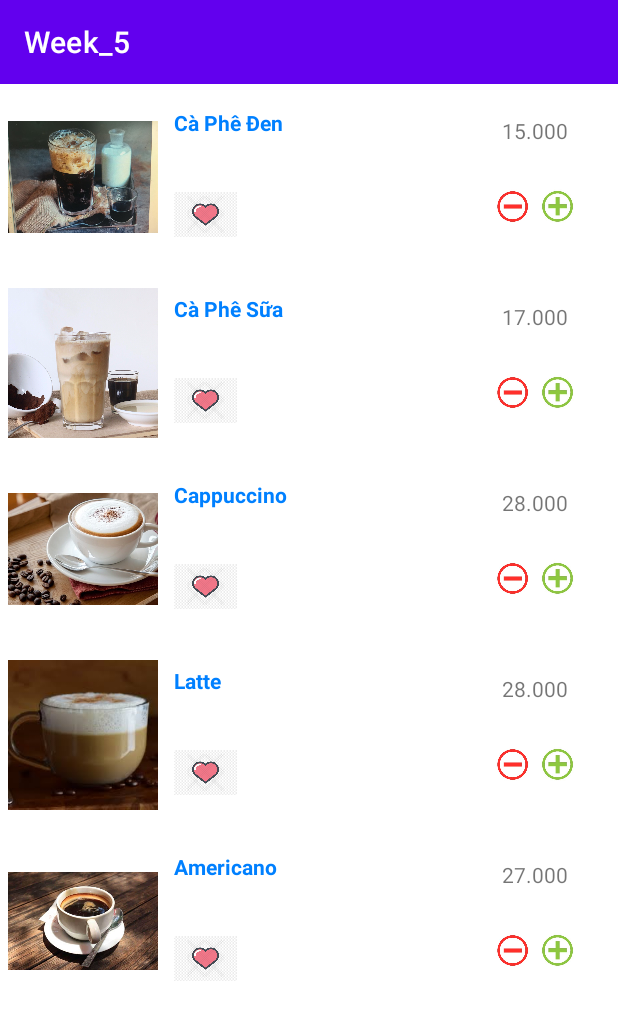
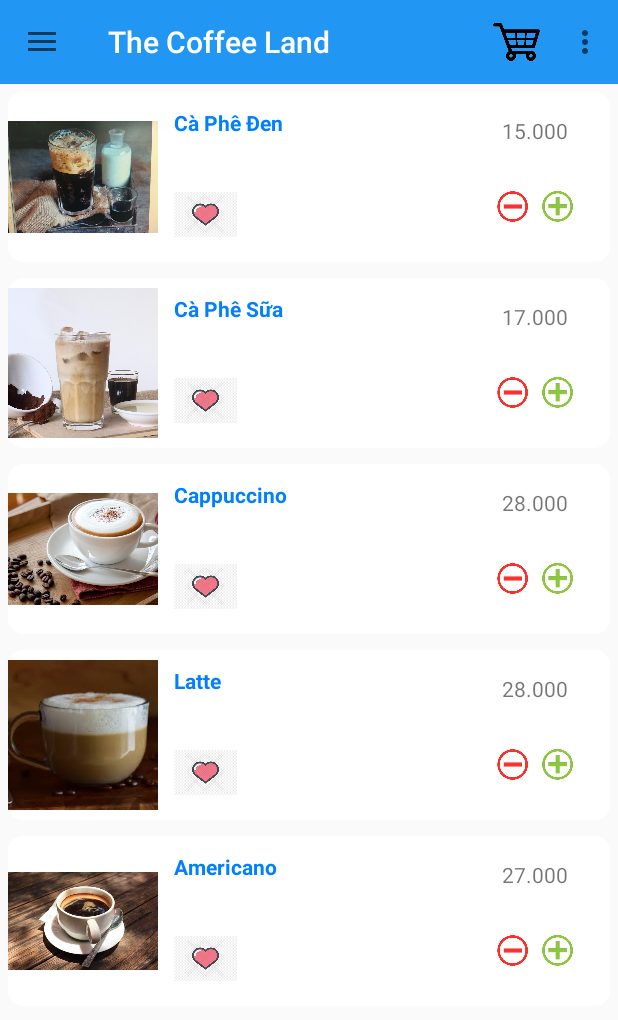
Before and after one commit to nhnam0209/DevelopMobile, an Android app: the screen it shows after launch (MainActivity), on a phone screen of 412 x 824 dp. Shown: the top 1020 px of the screen. Run offline under Robolectric (Android 15) with nearby library versions, the phone set to English and light mode, and no system bars.

Commit message:
Update navigation bar

```diff
--- a/Week_5/app/build.gradle
+++ b/Week_5/app/build.gradle
@@ -29,9 +29,13 @@ android {
 
 dependencies {
     implementation 'androidx.appcompat:appcompat:1.4.1'
+    implementation 'com.google.android.material:material:1.3.0-alpha03'
     implementation 'com.google.android.material:material:1.5.0'
     implementation 'androidx.constraintlayout:constraintlayout:2.1.3'
+    implementation 'com.android.support:design:28.0.0'
     testImplementation 'junit:junit:4.+'
     androidTestImplementation 'androidx.test.ext:junit:1.1.3'
     androidTestImplementation 'androidx.test.espresso:espresso-core:3.4.0'
+    //noinspection GradleCompatible
+    implementation 'com.android.support:appcompat-v7:28.0.0'
 }
--- a/Week_5/app/src/main/AndroidManifest.xml
+++ b/Week_5/app/src/main/AndroidManifest.xml
@@ -13,7 +13,7 @@
         android:theme="@style/Theme.Week_5">
         <activity
             android:name=".MainActivity"
-            android:exported="true">
+            android:exported="true" android:theme="@style/AppTheme.NoActionBar">
             <intent-filter>
                 <action android:name="android.intent.action.MAIN" />
 
--- a/Week_5/app/src/main/java/com/example/week_5/MainActivity.java
+++ b/Week_5/app/src/main/java/com/example/week_5/MainActivity.java
@@ -1,10 +1,19 @@
 package com.example.week_5;
 
+import androidx.annotation.NonNull;
 import androidx.appcompat.app.AppCompatActivity;
+import androidx.appcompat.app.ActionBarDrawerToggle;
 import androidx.recyclerview.widget.LinearLayoutManager;
+import androidx.drawerlayout.widget.DrawerLayout;
 import androidx.recyclerview.widget.RecyclerView;
+import androidx.appcompat.widget.Toolbar;
 
+
+import android.graphics.Color;
 import android.os.Bundle;
+import android.view.Menu;
+import android.view.MenuInflater;
+import android.view.MenuItem;
 
 import java.util.List;
 
@@ -12,15 +21,59 @@ public class MainActivity extends AppCompatActivity {
     RecyclerView rvCoffee;
     List<Coffee> lstCoffee;
     CoffeeAdapter adapter;
+    public DrawerLayout drawerLayout;
+    public ActionBarDrawerToggle actionBarDrawerToggle;
+
+    Toolbar toolbar;
 
     @Override
     protected void onCreate(Bundle savedInstanceState) {
         super.onCreate(savedInstanceState);
         setContentView(R.layout.activity_main);
+
+        toolbar = findViewById(R.id.tb_toolbar);
+        toolbar.setTitle("The Coffee Land");
+        toolbar.setTitleTextColor(Color.WHITE);
+        setSupportActionBar(toolbar);
+
+        drawerLayout = findViewById(R.id.my_drawer_layout);
+        actionBarDrawerToggle = new ActionBarDrawerToggle(this, drawerLayout, R.string.nav_open, R.string.nav_close);
+        drawerLayout.addDrawerListener(actionBarDrawerToggle);
+        actionBarDrawerToggle.syncState();
+        getSupportActionBar().setDisplayHomeAsUpEnabled(true);
+
         rvCoffee = findViewById(R.id.rvCoffee);
         lstCoffee = Coffee.init();
         rvCoffee.setLayoutManager(new LinearLayoutManager(this));
         adapter = new CoffeeAdapter(this, lstCoffee);
         rvCoffee.setAdapter(adapter);
+
     }
+
+
+    @Override
+    public boolean onCreateOptionsMenu(Menu menu) {
+        getMenuInflater().inflate(R.menu.optionmenu, menu);
+        return true;
+    }
+
+    @Override
+    public boolean onOptionsItemSelected(@NonNull MenuItem item) {
+
+        if (actionBarDrawerToggle.onOptionsItemSelected(item)) {
+            return true;
+        }
+
+        switch (item.getItemId()){
+            case R.id.mycart:
+                break;
+            case R.id.call: break;
+            case R.id.mail: break;
+        }
+        return super.onOptionsItemSelected(item);
+
+
+    }
+
+
 }
--- a/Week_5/app/src/main/res/layout/activity_main.xml
+++ b/Week_5/app/src/main/res/layout/activity_main.xml
@@ -1,16 +1,49 @@
 <?xml version="1.0" encoding="utf-8"?>
-<LinearLayout
+<androidx.drawerlayout.widget.DrawerLayout
     xmlns:android="http://schemas.android.com/apk/res/android"
     xmlns:app="http://schemas.android.com/apk/res-auto"
     xmlns:tools="http://schemas.android.com/tools"
     android:layout_width="match_parent"
     android:layout_height="match_parent"
-    tools:context=".MainActivity">
+    android:id="@+id/my_drawer_layout"
+    tools:context=".MainActivity"
+    tools:ignore="HardcodedText">
+
+    <com.google.android.material.appbar.AppBarLayout
+        android:id="@+id/appbar"
+        android:layout_width="match_parent"
+        android:layout_height="wrap_content"
+        android:background="@null"
+        android:paddingBottom="5dp"
+        app:elevation="0dp">
+        <androidx.appcompat.widget.Toolbar
+            android:id="@+id/tb_toolbar"
+            android:layout_width="match_parent"
+            android:layout_height="wrap_content"
+            android:background="#2196F3" />
+
+        <androidx.recyclerview.widget.RecyclerView
+            android:id="@+id/rvCoffee"
+            android:layout_width="match_parent"
+            android:layout_height="wrap_content" />
+
+    </com.google.android.material.appbar.AppBarLayout>
+
+    <com.google.android.material.navigation.NavigationView
+        android:layout_width="wrap_content"
+        android:layout_height="match_parent"
+        android:layout_gravity="start"
+        app:menu="@menu/navigationmenu" />
 
 
-    <androidx.recyclerview.widget.RecyclerView
-        android:layout_width="match_parent"
-        android:layout_height="match_parent"
-        android:id="@+id/rvCoffee"/>
+<!--    <androidx.viewpager.widget.ViewPager-->
+<!--        android:id="@+id/viewPager"-->
+<!--        android:layout_width="match_parent"-->
+<!--        android:layout_height="wrap_content"-->
+<!--         />-->
 
-</LinearLayout>
+
+
+
+
+</androidx.drawerlayout.widget.DrawerLayout>
--- /dev/null
+++ b/Week_5/app/src/main/res/layout/coffeefragment.xml
@@ -0,0 +1,6 @@
+<?xml version="1.0" encoding="utf-8"?>
+<androidx.constraintlayout.widget.ConstraintLayout xmlns:android="http://schemas.android.com/apk/res/android"
+    android:layout_width="match_parent"
+    android:layout_height="match_parent">
+
+</androidx.constraintlayout.widget.ConstraintLayout>
--- /dev/null
+++ b/Week_5/app/src/main/res/layout/toolbar.xml
@@ -0,0 +1,16 @@
+<?xml version="1.0" encoding="utf-8"?>
+
+<android.support.v7.widget.Toolbar
+    xmlns:android="http://schemas.android.com/apk/res/android"
+    xmlns:app="http://schemas.android.com/apk/res-auto"
+
+    android:id="@+id/toolbar"
+    android:layout_width="match_parent"
+    android:layout_height="wrap_content"
+
+    android:fitsSystemWindows="true"
+
+    android:minHeight="?attr/actionBarSize"
+    app:theme="@style/ThemeOverlay.AppCompat.Dark.ActionBar">
+
+</android.support.v7.widget.Toolbar>
--- /dev/null
+++ b/Week_5/app/src/main/res/menu/navigationmenu.xml
@@ -0,0 +1,26 @@
+<?xml version="1.0" encoding="utf-8"?>
+<menu xmlns:android="http://schemas.android.com/apk/res/android"
+    xmlns:tools="http://schemas.android.com/tools"
+    tools:ignore="HardcodedText">
+
+    <item
+        android:id="@+id/nav_account"
+        android:title="My Account" />
+    <item
+        android:id="@+id/nav_home"
+        android:title="Home" />
+
+    <item
+        android:id="@+id/nav_menu"
+        android:title="Menu" />
+
+
+    <item
+        android:id="@+id/nav_settings"
+        android:title="Settings" />
+
+    <item
+        android:id="@+id/nav_logout"
+        android:title="Logout" />
+
+</menu>
--- /dev/null
+++ b/Week_5/app/src/main/res/menu/optionmenu.xml
@@ -0,0 +1,29 @@
+<?xml version="1.0" encoding="utf-8"?>
+<menu xmlns:android="http://schemas.android.com/apk/res/android"
+    xmlns:app="http://schemas.android.com/apk/res-auto">
+
+    <item
+        android:id="@+id/mycart"
+        android:title="MyCart"
+        android:icon="@drawable/ic_shoppingcart"
+        app:showAsAction="ifRoom"
+        />
+    <item
+        android:id="@+id/home"
+        android:title="Home"
+        app:showAsAction="withText"
+        />
+    <item
+        android:id="@+id/help"
+        android:title="Help"
+        android:icon="@drawable/ic_help"
+        app:showAsAction="withText">
+            <menu>
+                <item android:id="@+id/mail"
+                    android:title="Email"/>
+                <item android:id="@+id/call"
+                    android:title="Call"/>
+            </menu>
+        </item>
+
+</menu>
--- a/Week_5/app/src/main/res/values/strings.xml
+++ b/Week_5/app/src/main/res/values/strings.xml
@@ -1,3 +1,3 @@
 <resources>
-    <string name="app_name">Week_5</string>
+    <string name="app_name">NguyenHoangNam</string>
 </resources>
--- /dev/null
+++ b/Week_5/app/src/main/res/values/style.xml
@@ -0,0 +1,16 @@
+<?xml version="1.0" encoding="utf-8"?>
+<resources>
+
+    <!-- Base application theme. -->
+    <style name="AppTheme" parent="Theme.AppCompat.Light.DarkActionBar">
+        <!-- Customize your theme here. -->
+    </style>
+    <style name="AppTheme.NoActionBar">
+        <item name="windowActionBar">false</item>
+        <item name="windowNoTitle">true</item>
+    </style>
+    <!--to toggle the open close button
+        of the navigation drawer-->
+    <string name="nav_open">Open</string>
+    <string name="nav_close">Close</string>
+</resources>
```
Also changed, not shown: Week_5/app/src/main/res/drawable-v24/ic_help.jpg (added), Week_5/app/src/main/res/drawable-v24/ic_home.png (added), Week_5/app/src/main/res/drawable-v24/ic_shoppingcart.png (added).
